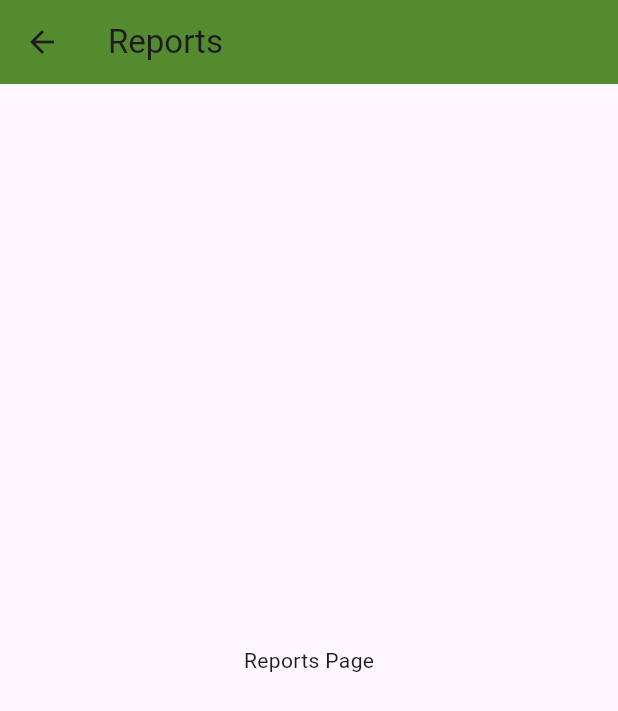
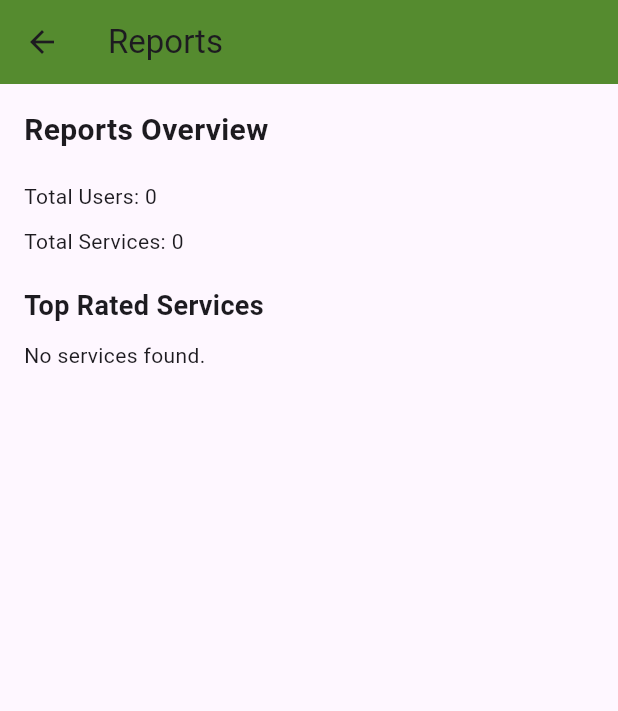
Before and after one commit to Gridiffin/USQ1, a Flutter app: the ReportsPage screen opened directly, on a phone screen of 412 x 824 dp. Shown: the top 711 px of the screen. Run offline on Flutter 3.47's test engine with Material 3 defaults, Android fonts, the phone set to English and light mode, and no system bars; our stand-ins replace cloud_firestore, firebase_auth, firebase_core, google_fonts, image_picker; accounts and stored records are empty.

Commit message:
ADD admin functions

```diff
--- a/lib/main.dart
+++ b/lib/main.dart
@@ -2,7 +2,7 @@ import 'package:firebase_core/firebase_core.dart'; // Import Firebase Core
 import 'package:flutter/material.dart';
 import 'firebase_options.dart'; // Import generated Firebase options
 import 'src/screens/splash/splashscreen.dart';
-import 'src/screens/home/homepage.dart'; // Import HomePage
+//import 'src/screens/home/homepage.dart'; // Import HomePage
 
 void main() async {
   WidgetsFlutterBinding.ensureInitialized(); // Ensures proper initialization
--- a/lib/src/screens/admin/adminpanelpage.dart
+++ b/lib/src/screens/admin/adminpanelpage.dart
@@ -1,5 +1,7 @@
 import 'package:flutter/material.dart';
-import 'package:cloud_firestore/cloud_firestore.dart';
+import 'userlistpage.dart';
+import 'manageservice.dart';
+import 'reportspage.dart';
 
 class AdminPanelPage extends StatelessWidget {
   final Map<String, dynamic> adminData;
@@ -54,10 +56,10 @@ class AdminPanelPage extends StatelessWidget {
                     const SizedBox(height: 15),
                     _buildLeftAlignedButton(
                       context,
-                      'Manage Ads',
+                      'Manage Services',
                       Icons.manage_accounts,
                       () {
-                        _navigateToManageAds(context);
+                        _navigateToManageServices(context);
                       },
                     ),
                     const SizedBox(height: 15),
@@ -110,10 +112,10 @@ class AdminPanelPage extends StatelessWidget {
     );
   }
 
-  void _navigateToManageAds(BuildContext context) {
+  void _navigateToManageServices(BuildContext context) {
     Navigator.push(
       context,
-      MaterialPageRoute(builder: (context) => const ManageAdsPage()),
+      MaterialPageRoute(builder: (context) => const ManageServicesPage()),
     );
   }
 
@@ -124,51 +126,3 @@ class AdminPanelPage extends StatelessWidget {
     );
   }
 }
-
-class UserListPage extends StatelessWidget {
-  const UserListPage({Key? key}) : super(key: key);
-
-  @override
-  Widget build(BuildContext context) {
-    // Placeholder for User List screen
-    return Scaffold(
-      appBar: AppBar(
-        title: const Text('User List'),
-        backgroundColor: const Color(0xFF558B2F),
-      ),
-      body: const Center(child: Text('User List Page')),
-    );
-  }
-}
-
-class ManageAdsPage extends StatelessWidget {
-  const ManageAdsPage({Key? key}) : super(key: key);
-
-  @override
-  Widget build(BuildContext context) {
-    // Placeholder for Manage Ads screen
-    return Scaffold(
-      appBar: AppBar(
-        title: const Text('Manage Ads'),
-        backgroundColor: const Color(0xFF558B2F),
-      ),
-      body: const Center(child: Text('Manage Ads Page')),
-    );
-  }
-}
-
-class ReportsPage extends StatelessWidget {
-  const ReportsPage({Key? key}) : super(key: key);
-
-  @override
-  Widget build(BuildContext context) {
-    // Placeholder for Reports screen
-    return Scaffold(
-      appBar: AppBar(
-        title: const Text('Reports'),
-        backgroundColor: const Color(0xFF558B2F),
-      ),
-      body: const Center(child: Text('Reports Page')),
-    );
-  }
-}
--- /dev/null
+++ b/lib/src/screens/admin/reportspage.dart
@@ -0,0 +1,100 @@
+import 'package:flutter/material.dart';
+import 'package:cloud_firestore/cloud_firestore.dart';
+
+class ReportsPage extends StatelessWidget {
+  const ReportsPage({Key? key}) : super(key: key);
+
+  Future<int> _getUserCount() async {
+    final querySnapshot =
+        await FirebaseFirestore.instance.collection('users').get();
+    return querySnapshot.docs.length;
+  }
+
+  Future<int> _getServiceCount() async {
+    final querySnapshot =
+        await FirebaseFirestore.instance.collection('services').get();
+    return querySnapshot.docs.length;
+  }
+
+  Future<List<Map<String, dynamic>>> _getTopRatedServices() async {
+    final querySnapshot = await FirebaseFirestore.instance
+        .collection('services')
+        .orderBy('rating', descending: true)
+        .limit(5)
+        .get();
+
+    return querySnapshot.docs
+        .map((doc) => {'title': doc['title'], 'rating': doc['rating']})
+        .toList();
+  }
+
+  @override
+  Widget build(BuildContext context) {
+    return Scaffold(
+      appBar: AppBar(
+        title: const Text('Reports'),
+        backgroundColor: const Color(0xFF558B2F),
+      ),
+      body: Padding(
+        padding: const EdgeInsets.all(16.0),
+        child: Column(
+          crossAxisAlignment: CrossAxisAlignment.start,
+          children: [
+            const Text(
+              'Reports Overview',
+              style: TextStyle(fontSize: 20, fontWeight: FontWeight.bold),
+            ),
+            const SizedBox(height: 20),
+            FutureBuilder<int>(
+              future: _getUserCount(),
+              builder: (context, snapshot) {
+                if (snapshot.connectionState == ConnectionState.waiting) {
+                  return const CircularProgressIndicator();
+                }
+                return Text('Total Users: ${snapshot.data ?? 0}');
+              },
+            ),
+            const SizedBox(height: 10),
+            FutureBuilder<int>(
+              future: _getServiceCount(),
+              builder: (context, snapshot) {
+                if (snapshot.connectionState == ConnectionState.waiting) {
+                  return const CircularProgressIndicator();
+                }
+                return Text('Total Services: ${snapshot.data ?? 0}');
+              },
+            ),
+            const SizedBox(height: 20),
+            const Text(
+              'Top Rated Services',
+              style: TextStyle(fontSize: 18, fontWeight: FontWeight.bold),
+            ),
+            const SizedBox(height: 10),
+            FutureBuilder<List<Map<String, dynamic>>>(
+              future: _getTopRatedServices(),
+              builder: (context, snapshot) {
+                if (snapshot.connectionState == ConnectionState.waiting) {
+                  return const CircularProgressIndicator();
+                }
+
+                final services = snapshot.data ?? [];
+                if (services.isEmpty) {
+                  return const Text('No services found.');
+                }
+
+                return Column(
+                  children: services.map((service) {
+                    return ListTile(
+                      title: Text(service['title']),
+                      subtitle: Text('Rating: ${service['rating']}'),
+                    );
+                  }).toList(),
+                );
+              },
+            ),
+          ],
+        ),
+      ),
+    );
+  }
+}
--- a/lib/src/screens/auth/loginscreen.dart
+++ b/lib/src/screens/auth/loginscreen.dart
@@ -1,11 +1,11 @@
 import 'package:flutter/material.dart';
 import 'package:google_fonts/google_fonts.dart'; // For themed fonts
-import 'package:cloud_firestore/cloud_firestore.dart'; // Import Firestore
+//import 'package:cloud_firestore/cloud_firestore.dart'; // Import Firestore
 import '../../services/authservice.dart';
 import 'registerscreen.dart';
 import 'forgotpasswordscreen.dart'; // Import the Forgot Password screen
-import '../home/homepage.dart';
-import '../admin/adminpanelpage.dart';
+//import '../home/homepage.dart';
+//import '../admin/adminpanelpage.dart';
 import '../shared/rolebasedredirect.dart';
 
 class LoginScreen extends StatefulWidget {
```
Also changed, not shown: lib/src/screens/admin/manageservice.dart (added, +103 -0 lines), lib/src/screens/admin/userlistpage.dart (added, +96 -0 lines).
